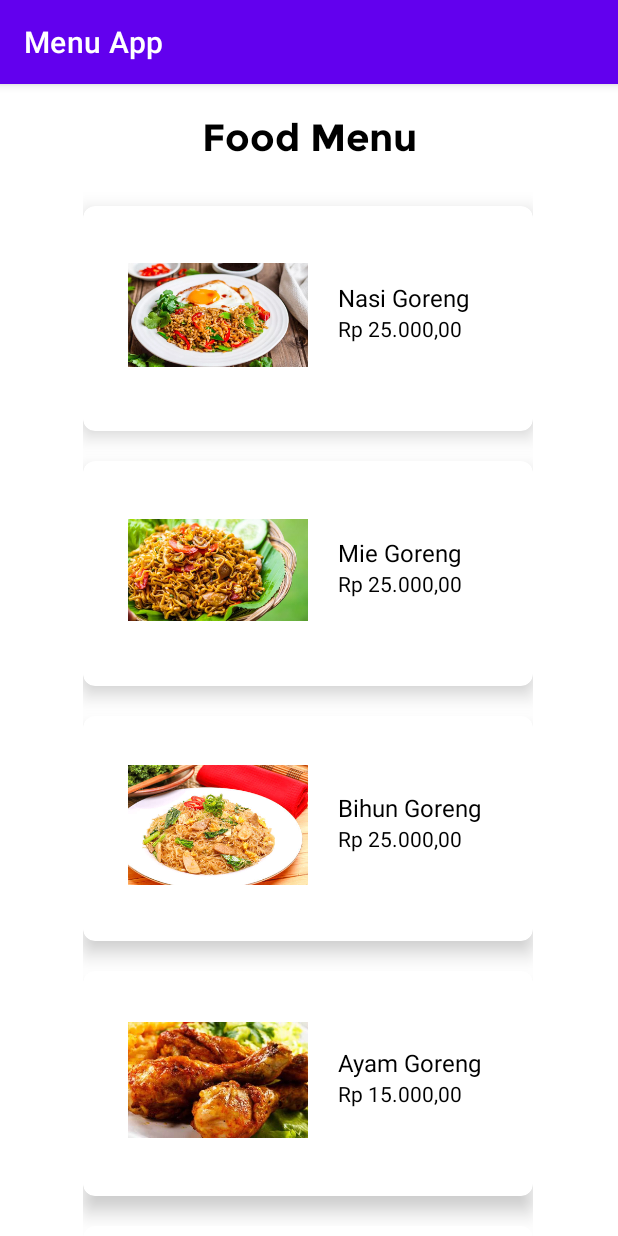
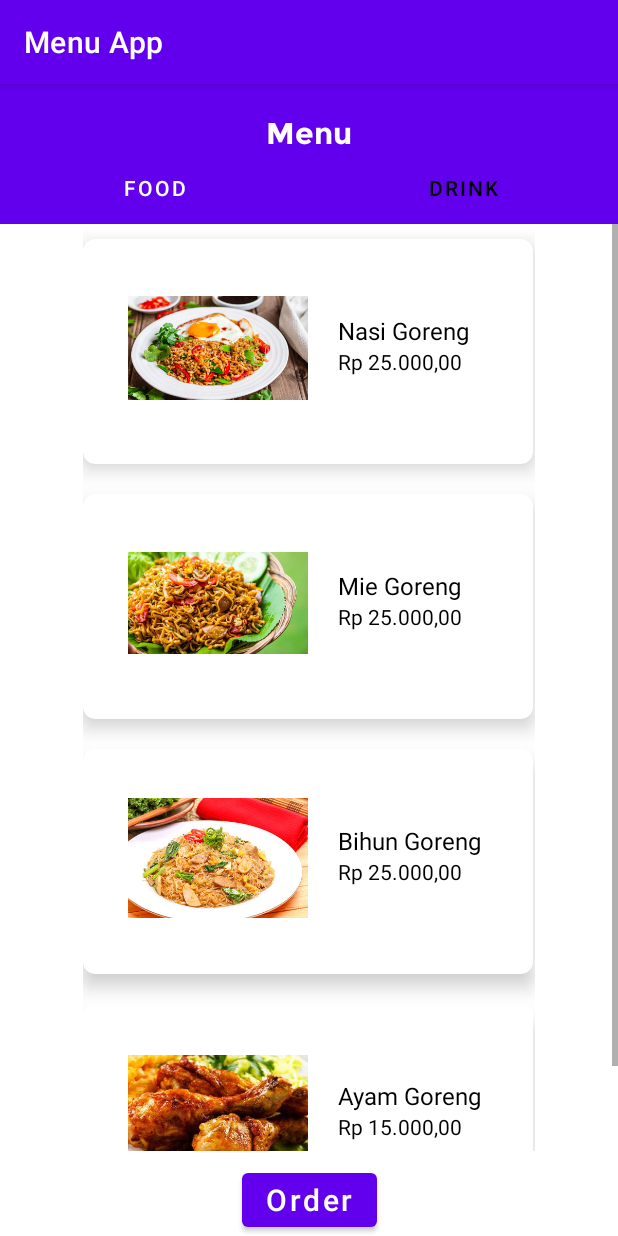
Before and after one commit to varydabe/piranti-bergerak, an Android app: the screen it shows after launch (FoodActivity before the commit, ChooseMenuActivity after it), after a tap on an icon or button, on a phone screen of 412 x 824 dp. Run offline under Robolectric (Android 15) with nearby library versions, the phone set to English and light mode, and no system bars.

Commit message:
create fragment and view pager

```diff
--- a/app/src/main/AndroidManifest.xml
+++ b/app/src/main/AndroidManifest.xml
@@ -9,8 +9,9 @@
         android:roundIcon="@mipmap/ic_launcher_round"
         android:supportsRtl="true"
         android:theme="@style/Theme.MenuApp">
-        <activity android:name=".FoodActivity"/>
-        <activity android:name=".DrinkActivity"/>
+        <activity android:name=".ChooseMenuActivity"></activity>
+        <activity android:name=".FoodActivity" />
+        <activity android:name=".DrinkActivity" />
         <activity android:name=".MainActivity">
             <intent-filter>
                 <action android:name="android.intent.action.MAIN" />
--- /dev/null
+++ b/app/src/main/java/com/lebahakatsuki/menuapp/ChooseMenuActivity.kt
@@ -0,0 +1,22 @@
+package com.lebahakatsuki.menuapp
+
+import android.content.Intent
+import androidx.appcompat.app.AppCompatActivity
+import android.os.Bundle
+import com.lebahakatsuki.menuapp.adapter.ViewPagerAdapter
+import kotlinx.android.synthetic.main.activity_choose_menu.*
+
+class ChooseMenuActivity : AppCompatActivity() {
+    override fun onCreate(savedInstanceState: Bundle?) {
+        super.onCreate(savedInstanceState)
+        setContentView(R.layout.activity_choose_menu)
+
+        viewPager.adapter = ViewPagerAdapter(supportFragmentManager)
+        tabs.setupWithViewPager(viewPager)
+
+        btnOrder.setOnClickListener {
+            val intent = Intent(it.context, MainActivity::class.java)
+            it.context.startActivity(intent)
+        }
+    }
+}
--- a/app/src/main/java/com/lebahakatsuki/menuapp/MainActivity.kt
+++ b/app/src/main/java/com/lebahakatsuki/menuapp/MainActivity.kt
@@ -14,6 +14,7 @@ import com.lebahakatsuki.menuapp.adapter.ListFoodAdapter
 import com.lebahakatsuki.menuapp.data.DrinksData
 import com.lebahakatsuki.menuapp.data.FoodsData
 import com.lebahakatsuki.menuapp.model.FoodDrink
+import kotlinx.android.synthetic.main.activity_main.*
 
 class MainActivity : AppCompatActivity() {
     private lateinit var recyclerviewFood: RecyclerView
@@ -26,6 +27,15 @@ class MainActivity : AppCompatActivity() {
     override fun onCreate(savedInstanceState: Bundle?) {
         super.onCreate(savedInstanceState)
         setContentView(R.layout.activity_main)
+
+        ivFoodIcon.setOnClickListener {
+            val intent = Intent(it.context, ChooseMenuActivity::class.java)
+            it.context.startActivity(intent)
+        }
+        ivDrinkIcon.setOnClickListener {
+            val intent = Intent(it.context, ChooseMenuActivity::class.java)
+            it.context.startActivity(intent)
+        }
 
         recyclerviewFood = findViewById(R.id.recyclerviewFood)
         recyclerviewFood.setHasFixedSize(true)
@@ -52,7 +62,7 @@ class MainActivity : AppCompatActivity() {
 
     override fun onStart() {
         super.onStart()
-
+/*
         findViewById<ImageView>(R.id.ivFoodIcon).setOnClickListener {
             navigateToFood()
         }
@@ -68,7 +78,7 @@ class MainActivity : AppCompatActivity() {
         findViewById<TextView>(R.id.tvDrinkMore).setOnClickListener {
             navigateToDrink()
         }
-
+*/
     }
 
     private fun navigateToFood() {
--- /dev/null
+++ b/app/src/main/java/com/lebahakatsuki/menuapp/adapter/ViewPagerAdapter.kt
@@ -0,0 +1,29 @@
+package com.lebahakatsuki.menuapp.adapter
+
+import androidx.fragment.app.Fragment
+import androidx.fragment.app.FragmentManager
+import androidx.fragment.app.FragmentPagerAdapter
+import com.lebahakatsuki.menuapp.fragment.DrinkFragment
+import com.lebahakatsuki.menuapp.fragment.FoodFragment
+
+class ViewPagerAdapter(fm: FragmentManager): FragmentPagerAdapter(fm) {
+    private val pages = listOf(
+        FoodFragment(),
+        DrinkFragment()
+    )
+
+    override fun getCount(): Int {
+        return pages.size
+    }
+
+    override fun getItem(position: Int): Fragment {
+        return pages[position]
+    }
+
+    override fun getPageTitle(position: Int): CharSequence? {
+        return when(position){
+            0 -> "Food"
+            else -> "Drink"
+        }
+    }
+}
--- /dev/null
+++ b/app/src/main/java/com/lebahakatsuki/menuapp/fragment/DrinkFragment.kt
@@ -0,0 +1,46 @@
+package com.lebahakatsuki.menuapp.fragment
+
+import android.os.Bundle
+import androidx.fragment.app.Fragment
+import android.view.LayoutInflater
+import android.view.View
+import android.view.ViewGroup
+import androidx.recyclerview.widget.LinearLayoutManager
+import androidx.recyclerview.widget.RecyclerView
+import com.lebahakatsuki.menuapp.R
+import com.lebahakatsuki.menuapp.adapter.ListDrinkDetailAdapter
+import com.lebahakatsuki.menuapp.data.DrinksData
+import com.lebahakatsuki.menuapp.model.FoodDrink
+
+class DrinkFragment : Fragment() {
+    lateinit var recyclerviewDrinkDetail: RecyclerView
+    private var listDrink: ArrayList<FoodDrink> = arrayListOf()
+
+    override fun onCreate(savedInstanceState: Bundle?) {
+        super.onCreate(savedInstanceState)
+
+
+    }
+
+    override fun onCreateView(
+        inflater: LayoutInflater, container: ViewGroup?,
+        savedInstanceState: Bundle?
+    ): View? {
+        // Inflate the layout for this fragment
+        val v = inflater.inflate(R.layout.fragment_drink, container, false)
+
+        recyclerviewDrinkDetail = v.findViewById(R.id.recyclerviewDrinkDetail)
+        recyclerviewDrinkDetail.setHasFixedSize(true)
+
+        listDrink.addAll(DrinksData.listData)
+        showRecyclerDrink()
+
+        return v
+    }
+
+    private fun showRecyclerDrink(){
+        recyclerviewDrinkDetail.layoutManager = LinearLayoutManager(context, LinearLayoutManager.VERTICAL, false)
+        val listDrinkDetailAdapter = ListDrinkDetailAdapter(listDrink)
+        recyclerviewDrinkDetail.adapter = listDrinkDetailAdapter
+    }
+}
--- /dev/null
+++ b/app/src/main/java/com/lebahakatsuki/menuapp/fragment/FoodFragment.kt
@@ -0,0 +1,51 @@
+package com.lebahakatsuki.menuapp.fragment
+
+import android.os.Bundle
+import androidx.fragment.app.Fragment
+import android.view.LayoutInflater
+import android.view.View
+import android.view.ViewGroup
+import androidx.recyclerview.widget.LinearLayoutManager
+import androidx.recyclerview.widget.RecyclerView
+import com.lebahakatsuki.menuapp.R
+import com.lebahakatsuki.menuapp.adapter.ListFoodDetailAdapter
+import com.lebahakatsuki.menuapp.data.FoodsData
+import com.lebahakatsuki.menuapp.model.FoodDrink
+
+/**
+ * A simple [Fragment] subclass.
+ * Use the [FoodFragment.newInstance] factory method to
+ * create an instance of this fragment.
+ */
+class FoodFragment : Fragment() {
+    lateinit var recyclerviewFoodDetail: RecyclerView
+    private var listFood: ArrayList<FoodDrink> = arrayListOf()
+
+    override fun onCreate(savedInstanceState: Bundle?) {
+        super.onCreate(savedInstanceState)
+
+
+    }
+
+    override fun onCreateView(
+        inflater: LayoutInflater, container: ViewGroup?,
+        savedInstanceState: Bundle?
+    ): View? {
+        // Inflate the layout for this fragment
+        val v = inflater.inflate(R.layout.fragment_food, container, false)
+
+        recyclerviewFoodDetail = v.findViewById(R.id.recyclerviewFoodDetail)
+        recyclerviewFoodDetail.setHasFixedSize(true)
+
+        listFood.addAll(FoodsData.listData)
+        showRecyclerFood()
+
+        return v
+    }
+
+    private fun showRecyclerFood(){
+        recyclerviewFoodDetail.layoutManager = LinearLayoutManager(activity, LinearLayoutManager.VERTICAL, false)
+        val listFoodDetailAdapter = ListFoodDetailAdapter(listFood)
+        recyclerviewFoodDetail.adapter = listFoodDetailAdapter
+    }
+}
--- /dev/null
+++ b/app/src/main/res/layout/activity_choose_menu.xml
@@ -0,0 +1,50 @@
+<?xml version="1.0" encoding="utf-8"?>
+<androidx.constraintlayout.widget.ConstraintLayout xmlns:android="http://schemas.android.com/apk/res/android"
+    xmlns:app="http://schemas.android.com/apk/res-auto"
+    xmlns:tools="http://schemas.android.com/tools"
+    android:layout_width="match_parent"
+    android:layout_height="match_parent"
+    tools:context=".ChooseMenuActivity">
+    <TextView
+        android:id="@+id/tvTitle"
+        android:layout_width="match_parent"
+        android:layout_height="wrap_content"
+        app:layout_constraintTop_toTopOf="parent"
+        app:layout_constraintStart_toStartOf="parent"
+        app:layout_constraintEnd_toEndOf="parent"
+        android:paddingTop="20dp"
+        android:background="@color/colorPrimary"
+        android:text="@string/title_menu"
+        android:textSize="20sp"
+        android:textColor="@color/white"
+        android:textAlignment="center"
+        android:fontFamily="@font/montserrat_bold"/>
+    <com.google.android.material.tabs.TabLayout
+        android:id="@+id/tabs"
+        android:layout_width="match_parent"
+        android:layout_height="wrap_content"
+        app:layout_constraintTop_toBottomOf="@id/tvTitle"
+        app:layout_constraintStart_toStartOf="parent"
+        app:layout_constraintEnd_toEndOf="parent"
+        app:tabSelectedTextColor="@color/white"
+        android:background="@color/colorPrimary"
+        app:tabTextColor="@color/black"/>
+    <androidx.viewpager.widget.ViewPager
+        android:id="@+id/viewPager"
+        android:layout_width="match_parent"
+        android:layout_height="wrap_content"
+        app:layout_constraintTop_toBottomOf="@id/tabs"
+        app:layout_constraintStart_toStartOf="parent"
+        android:paddingBottom="150dp"
+        app:layout_constraintEnd_toEndOf="parent"/>
+    <Button
+        android:id="@+id/btnOrder"
+        android:layout_width="wrap_content"
+        android:layout_height="wrap_content"
+        app:layout_constraintBottom_toBottomOf="parent"
+        app:layout_constraintStart_toStartOf="parent"
+        app:layout_constraintEnd_toEndOf="parent"
+        android:text="@string/btn_order"
+        android:textAllCaps="false"
+        android:textSize="20sp"/>
+</androidx.constraintlayout.widget.ConstraintLayout>
--- /dev/null
+++ b/app/src/main/res/layout/fragment_drink.xml
@@ -0,0 +1,23 @@
+<?xml version="1.0" encoding="utf-8"?>
+<FrameLayout xmlns:android="http://schemas.android.com/apk/res/android"
+    xmlns:tools="http://schemas.android.com/tools"
+    android:layout_width="match_parent"
+    android:layout_height="match_parent"
+    tools:context=".fragment.DrinkFragment">
+    <androidx.constraintlayout.widget.ConstraintLayout
+        android:layout_width="match_parent"
+        android:layout_height="match_parent">
+        <ScrollView
+            android:layout_width="match_parent"
+            android:layout_height="match_parent">
+            <androidx.recyclerview.widget.RecyclerView
+                android:id="@+id/recyclerviewDrinkDetail"
+                android:layout_width="match_parent"
+                android:layout_height="wrap_content"
+                android:orientation="horizontal"
+                android:paddingHorizontal="20dp"
+                android:layout_marginHorizontal="35dp"
+                tools:listitem="@layout/list_drink_detail"/>
+        </ScrollView>
+    </androidx.constraintlayout.widget.ConstraintLayout>
+</FrameLayout>
--- /dev/null
+++ b/app/src/main/res/layout/fragment_food.xml
@@ -0,0 +1,23 @@
+<?xml version="1.0" encoding="utf-8"?>
+<FrameLayout xmlns:android="http://schemas.android.com/apk/res/android"
+    xmlns:tools="http://schemas.android.com/tools"
+    android:layout_width="match_parent"
+    android:layout_height="match_parent"
+    tools:context=".fragment.FoodFragment">
+    <androidx.constraintlayout.widget.ConstraintLayout
+        android:layout_width="match_parent"
+        android:layout_height="match_parent">
+        <ScrollView
+            android:layout_width="match_parent"
+            android:layout_height="match_parent">
+            <androidx.recyclerview.widget.RecyclerView
+                android:id="@+id/recyclerviewFoodDetail"
+                android:layout_width="match_parent"
+                android:layout_height="wrap_content"
+                android:orientation="horizontal"
+                android:paddingHorizontal="20dp"
+                android:layout_marginHorizontal="35dp"
+                tools:listitem="@layout/list_food_detail"/>
+        </ScrollView>
+    </androidx.constraintlayout.widget.ConstraintLayout>
+</FrameLayout>
--- a/app/src/main/res/values/colors.xml
+++ b/app/src/main/res/values/colors.xml
@@ -7,4 +7,5 @@
     <color name="teal_700">#FF018786</color>
     <color name="black">#FF000000</color>
     <color name="white">#FFFFFFFF</color>
+    <color name="colorPrimary">#FF6200EE</color>
 </resources>
--- a/app/src/main/res/values/strings.xml
+++ b/app/src/main/res/values/strings.xml
@@ -10,4 +10,7 @@
     <string name="main_activity_label">Main Activity</string>
     <string name="food_activity_label">Food Activity</string>
     <string name="drink_activity_label">Beverage Activity</string>
+    <string name="btn_order">Order</string>
+    <!-- TODO: Remove or change this placeholder text -->
+    <string name="hello_blank_fragment">Hello blank fragment</string>
 </resources>
```
Also changed, not shown: app/build.gradle (+9 -8 lines).
